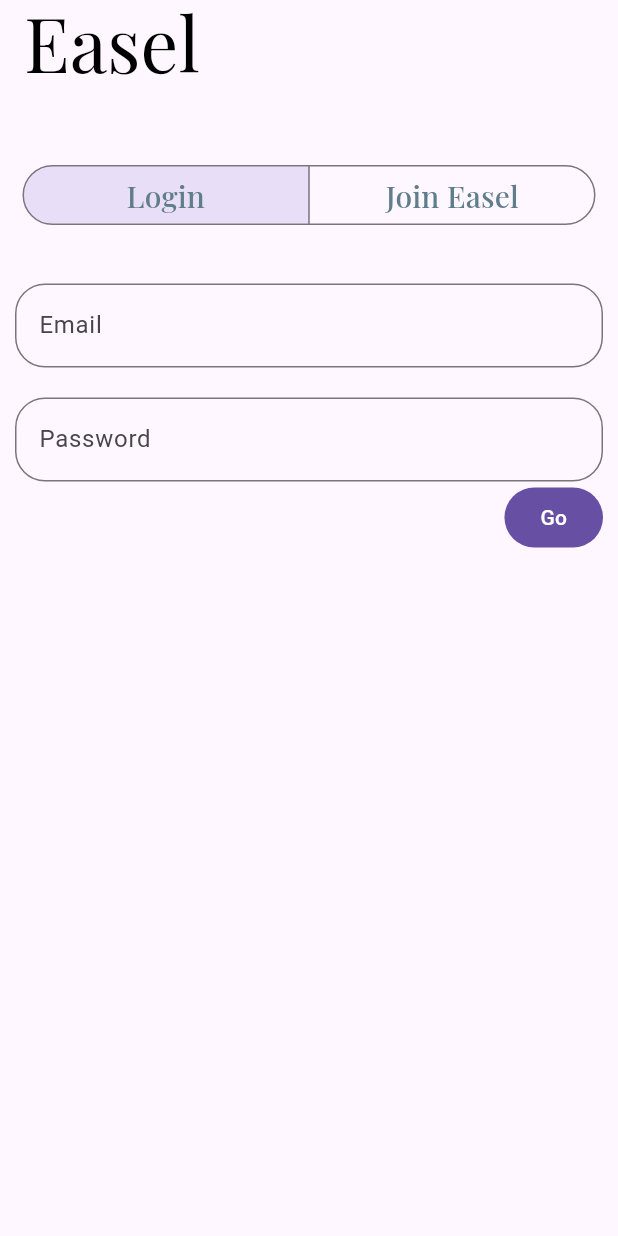
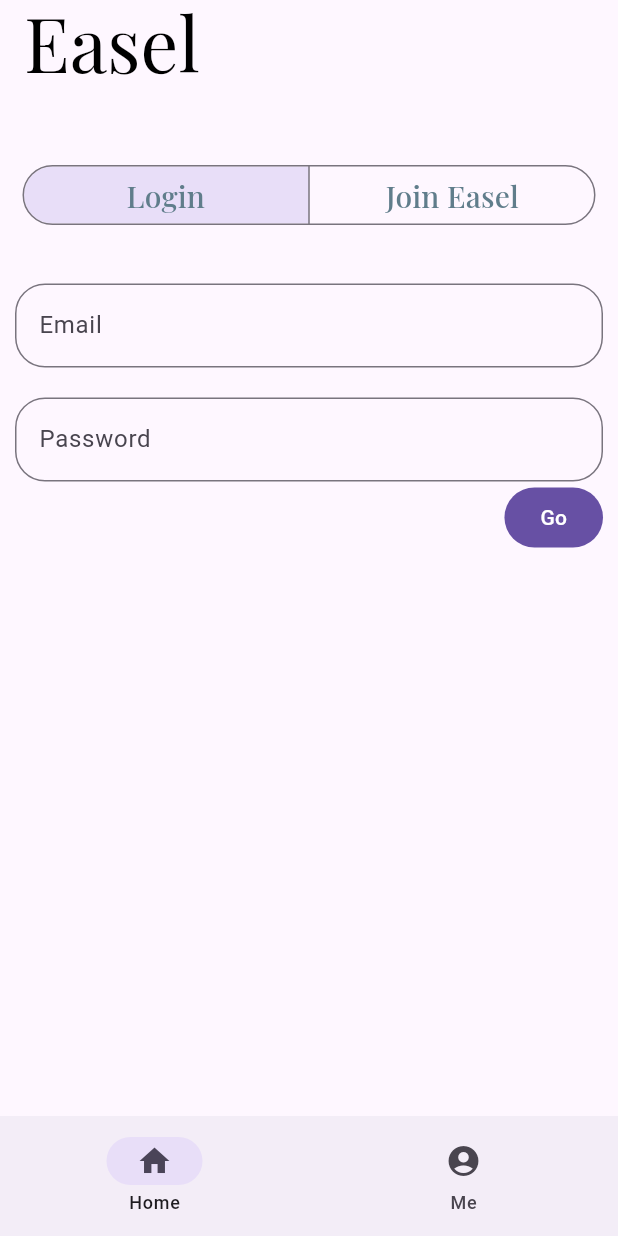
Before and after one commit to fred1778/Easel, a Flutter app: the screen it shows after launch, on a phone screen of 412 x 824 dp. Run offline on Flutter 3.47's test engine with Material 3 defaults, Android fonts, the phone set to English and light mode, and no system bars; our stand-ins replace cloud_firestore, firebase_auth, firebase_core, google_fonts, pinch_zoom; accounts and stored records are empty; Roboto replaces fonts that are missing (Playfair).

Commit message:
integrated tabbar ui

```diff
--- a/Client/lib/auth.dart
+++ b/Client/lib/auth.dart
@@ -6,13 +6,22 @@
 import 'package:easel/auth.dart';
 import 'package:flutter/material.dart';
 
+class UserProfile {
+  String name;
+  String id;
+
+  UserProfile(this.name, this.id);
+}
+
 class BootManager {
   BootManager();
 
+  static UserProfile? currentUserProfile;
+
   static Registrant newUser = Registrant();
-
   static bool loginRequired = true;
   static var db = FirebaseFirestore.instance;
+  static String userid = "/";
 
   static void authListen() {
     WidgetsFlutterBinding.ensureInitialized();
@@ -22,7 +31,7 @@
         print('User is currently signed out!');
       } else {
         print('User is signed in!');
-        loginRequired = true;
+        loginRequired = false;
       }
     });
 
@@ -82,6 +91,22 @@
     BootManager.createUserInfo();
   }
 
+  static getUserInfo() {
+    // Used to get user information based on user UID...
+    if (FirebaseAuth.instance.currentUser != null) {
+      BootManager.userid = FirebaseAuth.instance.currentUser!.uid;
+    }
+
+    final docRef = db.collection("users").doc(userid);
+    docRef.get().then((DocumentSnapshot doc) {
+      final data = doc.data() as Map<String, dynamic>;
+      BootManager.currentUserProfile = UserProfile(
+        data["name"],
+        BootManager.userid,
+      );
+    }, onError: (e) => print("Error getting document: $e"));
+  }
+
   static createUserInfo() {
     var useruid = FirebaseAuth.instance.currentUser?.uid ?? "x";
     final newUser = <String, dynamic>{
--- a/Client/lib/homefeed.dart
+++ b/Client/lib/homefeed.dart
@@ -1,6 +1,7 @@
 import 'package:flutter/material.dart';
 import 'package:pinch_zoom/pinch_zoom.dart';
 import 'package:google_fonts/google_fonts.dart';
+import 'auth.dart';
 
 class ArtPiece {
   final String artist;
@@ -64,6 +65,8 @@
   const Homefeed({super.key});
   @override
   Widget build(BuildContext context) {
+    BootManager.getUserInfo();
+
     return ListView.separated(
       padding: const EdgeInsets.all(10),
       itemCount: artworks.length,
--- a/Client/lib/login.dart
+++ b/Client/lib/login.dart
@@ -1,3 +1,5 @@
+import 'package:easel/homefeed.dart';
+
 import 'firebase_options.dart';
 import 'package:firebase_core/firebase_core.dart';
 import 'package:firebase_auth/firebase_auth.dart';
@@ -31,6 +33,7 @@
 
 class LoginState extends State<LoginScreen> {
   var type = LoginType.login;
+  var complete = false;
   void checkLoginStatus() {
     setState(() {
       print("ddddd30003");
@@ -44,7 +47,9 @@
 
     return Container(
       padding: EdgeInsets.all(10),
-      child: Column(
+      child: () {
+        if (!complete) {
+          return Column(
             mainAxisAlignment: MainAxisAlignment.center,
             children: [
               SizedBox(height: 35),
@@ -127,6 +132,9 @@
                     onPressed: () {
                       print("current context email is ${userEmail}pw $userPw");
                       BootManager.registerUser(userEmail, userPw);
+                      setState(() {
+                        complete = true;
+                      });
                     },
                     child: const Text('Go'),
                   ),
@@ -135,7 +143,10 @@
 
               Spacer(),
             ],
-      ),
+          );
+        }
+        return Homefeed();
+      }(),
     );
   }
 }
--- a/Client/lib/main.dart
+++ b/Client/lib/main.dart
@@ -1,5 +1,6 @@
 import 'package:easel/auth.dart';
 import 'package:easel/homefeed.dart';
+import 'package:easel/userhome.dart';
 import 'package:flutter/material.dart';
 import 'package:google_fonts/google_fonts.dart';
 import 'login.dart';
@@ -7,6 +8,7 @@
 import 'firebase_options.dart';
 import 'package:firebase_core/firebase_core.dart';
 import 'package:firebase_auth/firebase_auth.dart';
+import 'tabbar.dart';
 
 void main() async {
   print("eeeee");
@@ -15,13 +17,27 @@
   runApp(const MainApp());
 }
 
-class MainApp extends StatelessWidget {
+const profileRoute = '/profile';
+
+class MainApp extends StatefulWidget {
   const MainApp({super.key});
+  @override
+  State<StatefulWidget> createState() => MainState();
+}
+
+class MainState extends State<MainApp> {
+  int tabIndex = 0;
+  void changeIndex(int newIndex) {
+    setState(() {
+      tabIndex = newIndex;
+    });
+  }
 
   @override
   Widget build(BuildContext context) {
     return MaterialApp(
       home: Scaffold(
+        bottomNavigationBar: TabBarFrame(tabChange: changeIndex),
         appBar: AppBar(
           title: const Text('Easel'),
           titleTextStyle: GoogleFonts.playfairDisplay(
@@ -31,12 +47,9 @@
           surfaceTintColor: Colors.white,
           centerTitle: false,
           actionsPadding: EdgeInsets.all(5),
-          actions: [
-            if (!BootManager.loginRequired)
-              Icon(Icons.account_circle_sharp, size: 45, color: Colors.black),
-          ],
         ),
-        body: Center(
+        body: <Widget>[
+          Center(
             child: () {
               if (BootManager.loginRequired) {
                 return LoginScreen();
@@ -48,7 +61,10 @@
               return Homefeed();
             }(),
           ),
+          Userhome(),
+        ][tabIndex],
       ),
+      routes: {profileRoute: (context) => const Userhome()},
     );
   }
 }
--- /dev/null
+++ b/Client/lib/tabbar.dart
@@ -0,0 +1,39 @@
+import 'package:easel/auth.dart';
+import 'package:easel/homefeed.dart';
+import 'package:easel/userhome.dart';
+import 'package:flutter/material.dart';
+import 'package:google_fonts/google_fonts.dart';
+import 'login.dart';
+import 'auth.dart';
+import 'firebase_options.dart';
+import 'package:firebase_core/firebase_core.dart';
+import 'package:firebase_auth/firebase_auth.dart';
+
+class TabBarFrame extends StatefulWidget {
+  const TabBarFrame({super.key, required this.tabChange});
+  final void Function(int) tabChange;
+
+  @override
+  State<StatefulWidget> createState() => TabsState();
+}
+
+class TabsState extends State<TabBarFrame> {
+  int current_index = 0;
+
+  @override
+  Widget build(BuildContext context) {
+    return NavigationBar(
+      onDestinationSelected: (int index) {
+        setState(() {
+          current_index = index;
+          widget.tabChange(index);
+        });
+      },
+      selectedIndex: current_index,
+      destinations: [
+        NavigationDestination(icon: Icon(Icons.home), label: "Home"),
+        NavigationDestination(icon: Icon(Icons.account_circle), label: "Me"),
+      ],
+    );
+  }
+}
```
Also changed, not shown: Client/lib/userhome.dart (added, +26 -0 lines), 1 other file. Lines whose indentation alone changed are shown as unchanged.
